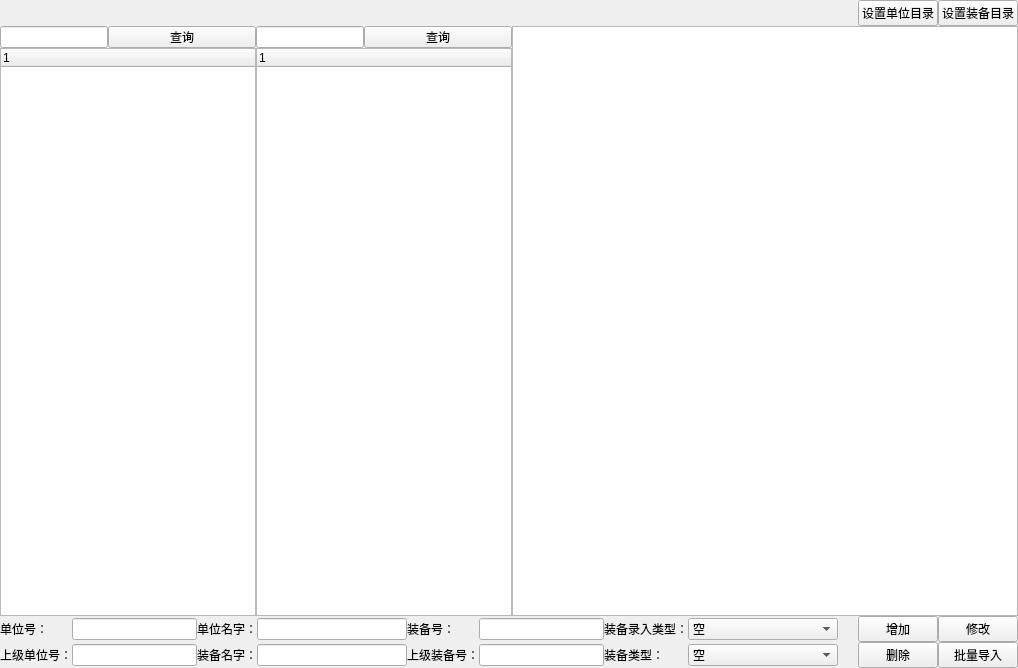
This is widgets/alocatMange/select_set.ui in Belos10/Equip as Qt 5 draws it before an edit. The edited form follows.
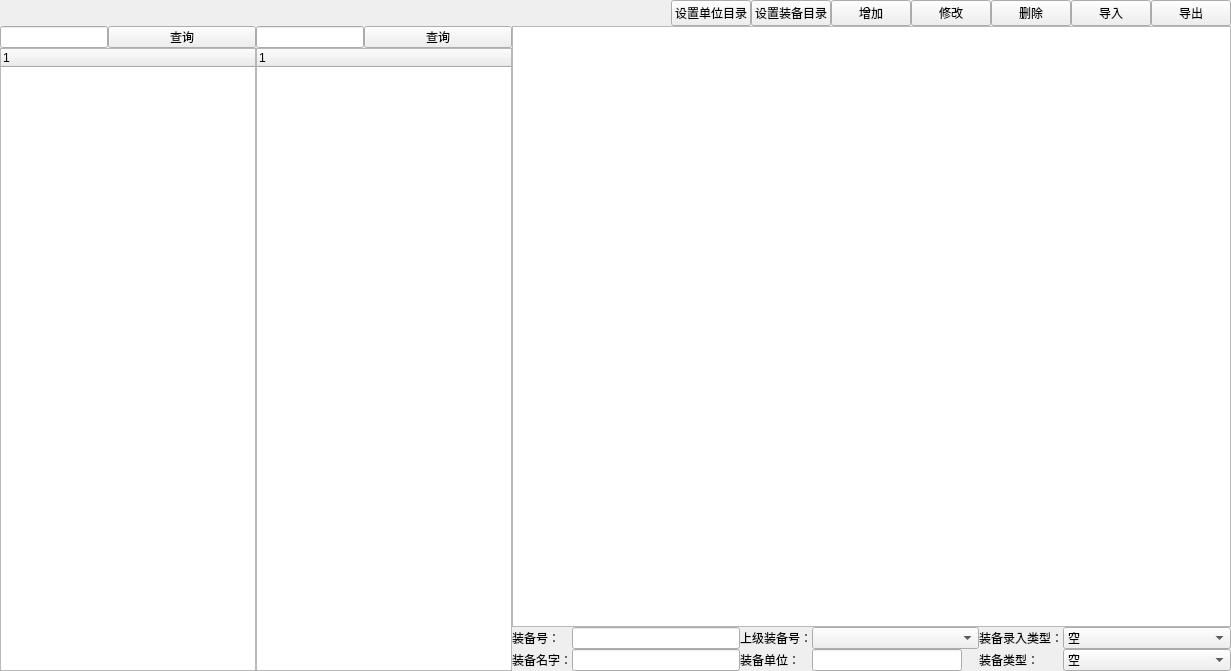
This is the edited form.

Diff of the .ui file:
```diff
--- a/widgets/alocatMange/select_set.ui
+++ b/widgets/alocatMange/select_set.ui
@@ -6,14 +6,14 @@
    <rect>
     <x>0</x>
     <y>0</y>
-    <width>1018</width>
-    <height>668</height>
+    <width>1231</width>
+    <height>671</height>
    </rect>
   </property>
   <property name="windowTitle">
    <string>Form</string>
   </property>
-  <layout class="QGridLayout" name="gridLayout_5">
+  <layout class="QGridLayout" name="gridLayout">
    <property name="leftMargin">
     <number>0</number>
    </property>
@@ -29,7 +29,7 @@
    <property name="spacing">
     <number>0</number>
    </property>
-   <item row="0" column="0">
+   <item row="0" column="0" colspan="2">
     <widget class="QWidget" name="chooseWidget" native="true">
      <layout class="QGridLayout" name="gridLayout_3">
       <property name="leftMargin">
@@ -76,32 +76,47 @@
           </property>
          </widget>
         </item>
+        <item>
+         <widget class="QPushButton" name="pb_add">
+          <property name="text">
+           <string>增加</string>
+          </property>
+         </widget>
+        </item>
+        <item>
+         <widget class="QPushButton" name="pb_update">
+          <property name="text">
+           <string>修改</string>
+          </property>
+         </widget>
+        </item>
+        <item>
+         <widget class="QPushButton" name="pb_del">
+          <property name="text">
+           <string>删除</string>
+          </property>
+         </widget>
+        </item>
+        <item>
+         <widget class="QPushButton" name="pb_input">
+          <property name="text">
+           <string>导入</string>
+          </property>
+         </widget>
+        </item>
+        <item>
+         <widget class="QPushButton" name="pb_output">
+          <property name="text">
+           <string>导出</string>
+          </property>
+         </widget>
+        </item>
        </layout>
       </item>
      </layout>
     </widget>
    </item>
    <item row="1" column="0">
-    <widget class="QWidget" name="selectWidget" native="true">
-     <layout class="QGridLayout" name="gridLayout">
-      <property name="leftMargin">
-       <number>0</number>
-      </property>
-      <property name="topMargin">
-       <number>0</number>
-      </property>
-      <property name="rightMargin">
-       <number>0</number>
-      </property>
-      <property name="bottomMargin">
-       <number>0</number>
-      </property>
-      <property name="spacing">
-       <number>0</number>
-      </property>
-      <item row="0" column="0">
-       <layout class="QHBoxLayout" name="horizontalLayout_9">
-        <item>
          <widget class="QWidget" name="wg_directory" native="true">
           <property name="sizePolicy">
            <sizepolicy hsizetype="Fixed" vsizetype="Preferred">
@@ -227,17 +242,29 @@
           </layout>
          </widget>
         </item>
+   <item row="1" column="1">
+    <widget class="QWidget" name="selectWidget" native="true">
+     <layout class="QVBoxLayout" name="verticalLayout">
+      <property name="spacing">
+       <number>0</number>
+      </property>
+      <property name="leftMargin">
+       <number>0</number>
+      </property>
+      <property name="topMargin">
+       <number>0</number>
+      </property>
+      <property name="rightMargin">
+       <number>0</number>
+      </property>
+      <property name="bottomMargin">
+       <number>0</number>
+      </property>
         <item>
          <widget class="QTableWidget" name="tb_result"/>
         </item>
-       </layout>
-      </item>
-     </layout>
-    </widget>
-   </item>
-   <item row="2" column="0">
-    <widget class="QWidget" name="inputWidget" native="true">
-     <layout class="QGridLayout" name="gridLayout_4">
+      <item>
+       <layout class="QGridLayout" name="gridLayout_2" columnstretch="0,1,0,1,0,1,0,0" columnminimumwidth="0,1,0,1,0,1,0,0">
       <property name="leftMargin">
        <number>0</number>
       </property>
@@ -254,122 +281,88 @@
        <number>0</number>
       </property>
       <item row="0" column="0">
-       <layout class="QGridLayout" name="gridLayout_2">
-        <property name="leftMargin">
-         <number>0</number>
-        </property>
-        <property name="rightMargin">
-         <number>0</number>
-        </property>
-        <property name="spacing">
-         <number>0</number>
-        </property>
-        <item row="0" column="7">
-         <widget class="QComboBox" name="cb_inputType">
-          <property name="sizePolicy">
-           <sizepolicy hsizetype="Maximum" vsizetype="Fixed">
-            <horstretch>0</horstretch>
-            <verstretch>0</verstretch>
-           </sizepolicy>
-          </property>
-          <property name="minimumSize">
-           <size>
-            <width>150</width>
-            <height>0</height>
-           </size>
-          </property>
-          <item>
-           <property name="text">
-            <string>空</string>
-           </property>
-          </item>
-          <item>
-           <property name="text">
-            <string>逐号录入</string>
-           </property>
-          </item>
-          <item>
-           <property name="text">
-            <string>逐批录入</string>
-           </property>
-          </item>
-         </widget>
-        </item>
-        <item row="0" column="2">
-         <widget class="QLabel" name="lb_unitName">
-          <property name="text">
-           <string>单位名字：</string>
-          </property>
-         </widget>
-        </item>
-        <item row="0" column="0">
-         <widget class="QLabel" name="lb_unitID">
-          <property name="text">
-           <string>单位号：</string>
-          </property>
-         </widget>
-        </item>
-        <item row="0" column="4">
          <widget class="QLabel" name="lb_equipID">
           <property name="text">
            <string>装备号：</string>
           </property>
          </widget>
         </item>
-        <item row="0" column="6">
+        <item row="0" column="4">
          <widget class="QLabel" name="lb_inputType">
           <property name="text">
            <string>装备录入类型：</string>
           </property>
          </widget>
         </item>
-        <item row="0" column="9">
-         <widget class="QPushButton" name="pb_add">
-          <property name="text">
-           <string>增加</string>
-          </property>
-         </widget>
-        </item>
-        <item row="0" column="10">
-         <widget class="QPushButton" name="pb_update">
-          <property name="text">
-           <string>修改</string>
-          </property>
-         </widget>
-        </item>
-        <item row="1" column="3">
-         <widget class="QLineEdit" name="le_equipName">
-          <property name="maximumSize">
-           <size>
-            <width>150</width>
-            <height>16777215</height>
-           </size>
-          </property>
-         </widget>
-        </item>
-        <item row="1" column="0">
-         <widget class="QLabel" name="lb_UnitUper">
-          <property name="text">
-           <string>上级单位号：</string>
-          </property>
-         </widget>
-        </item>
-        <item row="1" column="2">
-         <widget class="QLabel" name="lb_equipName">
-          <property name="text">
-           <string>装备名字：</string>
-          </property>
-         </widget>
-        </item>
-        <item row="1" column="4">
+        <item row="0" column="2">
          <widget class="QLabel" name="lb_equipUper">
           <property name="text">
            <string>上级装备号：</string>
           </property>
          </widget>
         </item>
-        <item row="1" column="7">
+        <item row="1" column="4">
+         <widget class="QLabel" name="lb_equipType">
+          <property name="text">
+           <string>装备类型：</string>
+          </property>
+         </widget>
+        </item>
+        <item row="0" column="5">
+         <widget class="QComboBox" name="cb_inputType">
+          <property name="sizePolicy">
+           <sizepolicy hsizetype="MinimumExpanding" vsizetype="Fixed">
+            <horstretch>0</horstretch>
+            <verstretch>0</verstretch>
+           </sizepolicy>
+          </property>
+          <property name="minimumSize">
+           <size>
+            <width>120</width>
+            <height>0</height>
+           </size>
+          </property>
+          <item>
+           <property name="text">
+            <string>空</string>
+           </property>
+          </item>
+          <item>
+           <property name="text">
+            <string>逐号录入</string>
+           </property>
+          </item>
+          <item>
+           <property name="text">
+            <string>逐批录入</string>
+           </property>
+          </item>
+         </widget>
+        </item>
+        <item row="1" column="1">
+         <widget class="QLineEdit" name="le_equipName">
+          <property name="sizePolicy">
+           <sizepolicy hsizetype="MinimumExpanding" vsizetype="Fixed">
+            <horstretch>0</horstretch>
+            <verstretch>0</verstretch>
+           </sizepolicy>
+          </property>
+          <property name="maximumSize">
+           <size>
+            <width>16777215</width>
+            <height>16777215</height>
+           </size>
+          </property>
+         </widget>
+        </item>
+        <item row="1" column="5">
          <widget class="QComboBox" name="cb_equipType">
+          <property name="sizePolicy">
+           <sizepolicy hsizetype="MinimumExpanding" vsizetype="Fixed">
+            <horstretch>0</horstretch>
+            <verstretch>0</verstretch>
+           </sizepolicy>
+          </property>
           <item>
            <property name="text">
             <string>空</string>
@@ -387,91 +380,43 @@
           </item>
          </widget>
         </item>
-        <item row="1" column="9">
-         <widget class="QPushButton" name="pb_del">
+        <item row="1" column="0">
+         <widget class="QLabel" name="lb_equipName">
           <property name="text">
-           <string>删除</string>
-          </property>
-         </widget>
-        </item>
-        <item row="0" column="3">
-         <widget class="QLineEdit" name="le_unitName">
-          <property name="minimumSize">
-           <size>
-            <width>150</width>
-            <height>0</height>
-           </size>
-          </property>
-          <property name="maximumSize">
-           <size>
-            <width>150</width>
-            <height>16777215</height>
-           </size>
-          </property>
-         </widget>
-        </item>
-        <item row="1" column="10">
-         <widget class="QPushButton" name="pb_input">
-          <property name="text">
-           <string>批量导入</string>
-          </property>
-         </widget>
-        </item>
-        <item row="1" column="6">
-         <widget class="QLabel" name="lb_equipType">
-          <property name="text">
-           <string>装备类型：</string>
-          </property>
-         </widget>
-        </item>
-        <item row="0" column="8">
-         <spacer name="horizontalSpacer_2">
-          <property name="orientation">
-           <enum>Qt::Horizontal</enum>
-          </property>
-          <property name="sizeType">
-           <enum>QSizePolicy::Fixed</enum>
-          </property>
-          <property name="sizeHint" stdset="0">
-           <size>
-            <width>20</width>
-            <height>20</height>
-           </size>
-          </property>
-         </spacer>
-        </item>
-        <item row="1" column="1">
-         <widget class="QLineEdit" name="le_UnitUper">
-          <property name="maximumSize">
-           <size>
-            <width>150</width>
-            <height>16777215</height>
-           </size>
+           <string>装备名字：</string>
           </property>
          </widget>
         </item>
         <item row="0" column="1">
-         <widget class="QLineEdit" name="le_unitID">
-          <property name="maximumSize">
-           <size>
-            <width>150</width>
-            <height>16777215</height>
-           </size>
-          </property>
-         </widget>
-        </item>
-        <item row="0" column="5">
          <widget class="QLineEdit" name="le_equipID">
+          <property name="sizePolicy">
+           <sizepolicy hsizetype="MinimumExpanding" vsizetype="Fixed">
+            <horstretch>0</horstretch>
+            <verstretch>0</verstretch>
+           </sizepolicy>
+          </property>
+          <property name="minimumSize">
+           <size>
+            <width>120</width>
+            <height>0</height>
+           </size>
+          </property>
           <property name="maximumSize">
            <size>
-            <width>150</width>
+            <width>16777215</width>
             <height>16777215</height>
            </size>
           </property>
          </widget>
         </item>
-        <item row="1" column="5">
-         <widget class="QLineEdit" name="le_uperID">
+        <item row="1" column="3">
+         <widget class="QLineEdit" name="le_equipUnit">
+          <property name="sizePolicy">
+           <sizepolicy hsizetype="MinimumExpanding" vsizetype="Fixed">
+            <horstretch>0</horstretch>
+            <verstretch>0</verstretch>
+           </sizepolicy>
+          </property>
           <property name="maximumSize">
            <size>
             <width>150</width>
@@ -480,11 +425,55 @@
           </property>
          </widget>
         </item>
+        <item row="1" column="2">
+         <widget class="QLabel" name="label">
+          <property name="text">
+           <string>装备单位：</string>
+          </property>
+         </widget>
+        </item>
+        <item row="0" column="3">
+         <widget class="QComboBox" name="cb_equipUper">
+          <property name="sizePolicy">
+           <sizepolicy hsizetype="MinimumExpanding" vsizetype="Fixed">
+            <horstretch>0</horstretch>
+            <verstretch>0</verstretch>
+           </sizepolicy>
+          </property>
+          <property name="minimumSize">
+           <size>
+            <width>120</width>
+            <height>0</height>
+           </size>
+          </property>
+         </widget>
+        </item>
        </layout>
       </item>
      </layout>
     </widget>
    </item>
+   <item row="2" column="0" colspan="2">
+    <widget class="QWidget" name="inputWidget" native="true">
+     <layout class="QGridLayout" name="gridLayout_4">
+      <property name="leftMargin">
+       <number>0</number>
+      </property>
+      <property name="topMargin">
+       <number>0</number>
+      </property>
+      <property name="rightMargin">
+       <number>0</number>
+      </property>
+      <property name="bottomMargin">
+       <number>0</number>
+      </property>
+      <property name="spacing">
+       <number>0</number>
+      </property>
+     </layout>
+    </widget>
+   </item>
   </layout>
  </widget>
  <resources/>
```
Left out of the diff: 6 changed lines with no effect on the pictures. Lines whose indentation alone changed are shown as unchanged.
